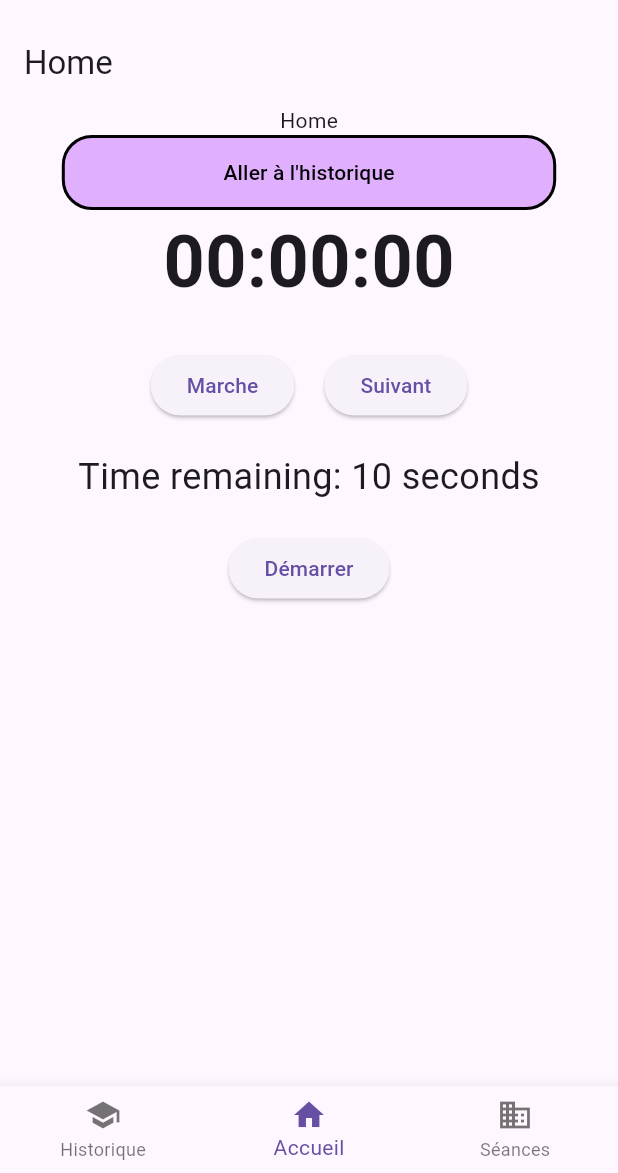
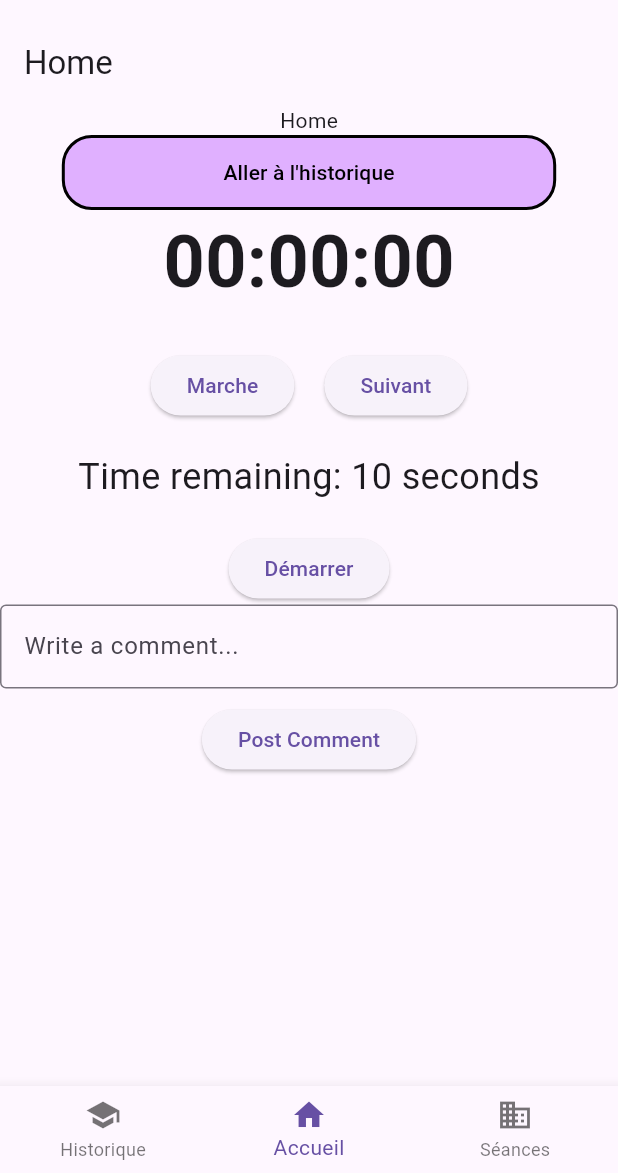
Before and after one commit to Xalovald/sport60, a Flutter app: the screen it shows after launch, on a phone screen of 412 x 824 dp, the part 63-1236 px from its top. Run offline on Flutter 3.47's test engine with Material 3 defaults, Android fonts, the phone set to English and light mode, and no system bars; our stand-ins replace flutter_local_notifications, permission_handler.

Commit message:
comment widget
create comment widget and apply it on home view

```diff
--- a/lib/views/home.dart
+++ b/lib/views/home.dart
@@ -3,6 +3,7 @@ import 'package:sport60/views/History/history_list.dart';
 import 'package:sport60/widgets/button.dart';
 import 'package:sport60/widgets/stopwatch.dart';
 import 'package:sport60/widgets/timer.dart';
+import 'package:sport60/widgets/comment.dart';
 
 class HomePage extends StatefulWidget {
   const HomePage({super.key});
@@ -46,6 +47,13 @@ class _HomePageState extends State<HomePage> {
               print('Time is up!');
             },
           ),
+          CommentWidget(
+            onPost: (comment) async {
+              // Handle the comment posting logic here
+              print('Comment posted: $comment');
+              // Add any API call or post functionality
+            },
+          ),
         ]));
   }
 }
--- /dev/null
+++ b/lib/widgets/comment.dart
@@ -0,0 +1,61 @@
+import 'package:flutter/material.dart';
+
+class CommentWidget extends StatefulWidget {
+  final Function(String) onPost; // Callback when the comment is posted
+  final String hintText; // Hint text for the input field (optional)
+
+  const CommentWidget({
+    Key? key,
+    required this.onPost,
+    this.hintText = 'Write a comment...',
+  }) : super(key: key);
+
+  @override
+  _CommentWidgetState createState() => _CommentWidgetState();
+}
+
+class _CommentWidgetState extends State<CommentWidget> {
+  final TextEditingController _controller = TextEditingController();
+  bool _isPosting = false;
+
+  void _postComment() async {
+    final comment = _controller.text.trim();
+    if (comment.isEmpty) return;
+
+    setState(() {
+      _isPosting = true;
+    });
+
+    // Call the callback function with the entered comment
+    await widget.onPost(comment);
+
+    // Clear the text field after posting
+    _controller.clear();
+
+    setState(() {
+      _isPosting = false;
+    });
+  }
+
+  @override
+  Widget build(BuildContext context) {
+    return Column(
+      children: [
+        TextField(
+          controller: _controller,
+          decoration: InputDecoration(
+            hintText: widget.hintText,
+            border: OutlineInputBorder(),
+          ),
+          maxLines: null, // Allows multi-line input
+        ),
+        const SizedBox(height: 10),
+        ElevatedButton(
+          onPressed: _isPosting ? null : _postComment,
+          child:
+              _isPosting ? CircularProgressIndicator() : Text('Post Comment'),
+        ),
+      ],
+    );
+  }
+}
--- a/pubspec.yaml
+++ b/pubspec.yaml
@@ -49,7 +49,7 @@ dev_dependencies:
   # activated in the `analysis_options.yaml` file located at the root of your
   # package. See that file for information about deactivating specific lint
   # rules and activating additional ones.
-  flutter_lints: ^5.0.0
+  flutter_lints: 4.0.0
 
 # For information on the generic Dart part of this file, see the
 # following page: https://dart.dev/tools/pub/pubspec
```
Also changed, not shown: pubspec.lock.
